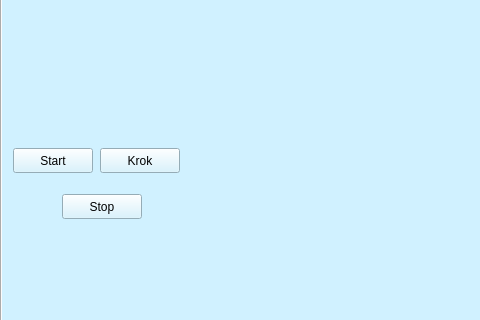
Before: the Qt Designer form mainwindow.ui in kajakIYD/PSS_Proj, drawn with Qt 5; both pictures show x 0 to 480 and y 206 to 526 of the 1019 by 803 pixel window.
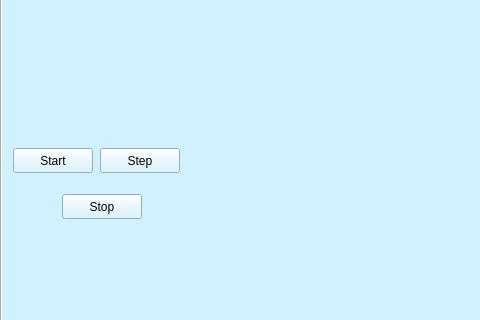
After: the same form once the commit is applied. Icons and pictures are not drawn. Custom widgets are drawn as their Qt base class.

Commit message: Change button label Krok to Step

Patch:
```diff
--- a/mainwindow.ui
+++ b/mainwindow.ui
@@ -68,7 +68,7 @@
        </rect>
       </property>
       <property name="text">
-       <string>Krok</string>
+       <string>Step</string>
       </property>
      </widget>
      <widget class="QPushButton" name="startButton">
```
